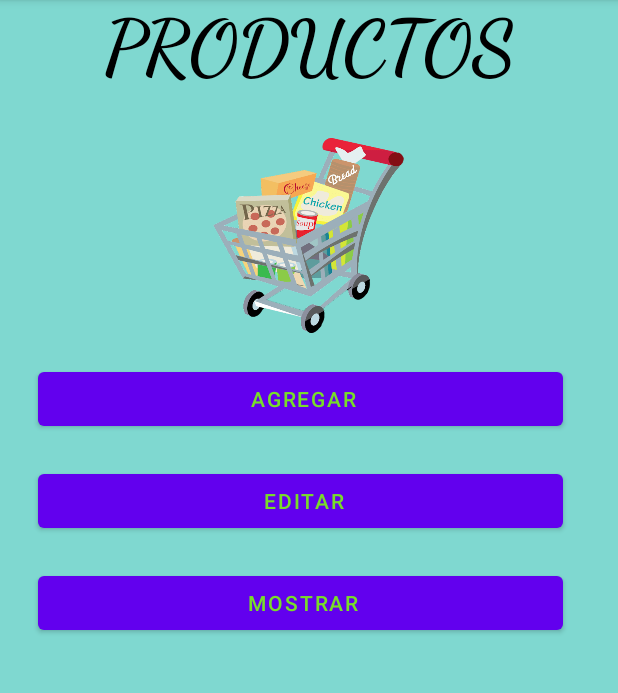
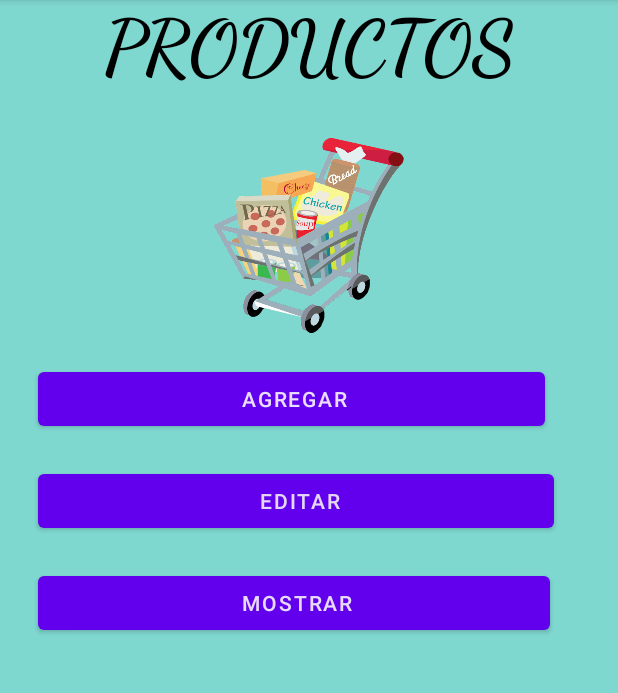
Before and after one commit to NoelSorianoC/proyectoDAUTE, an Android app: the fragment SlideshowFragment shown on its own in the app's theme, on a phone screen of 412 x 824 dp, the part 84-777 px from its top. Run offline under Robolectric (Android 15) with nearby library versions, the phone set to English and light mode, and no system bars.

Commit message:
update
productos

```diff
--- a/app/src/main/res/layout/fragment_slideshow.xml
+++ b/app/src/main/res/layout/fragment_slideshow.xml
@@ -31,34 +31,34 @@
 
     <Button
         android:id="@+id/agg"
-        android:layout_width="350dp"
+        android:layout_width="338dp"
         android:layout_height="wrap_content"
         android:layout_marginLeft="25dp"
         android:layout_marginTop="20dp"
         android:paddingLeft="20dp"
-        android:textColor="#DD7CFF0A"
-        android:text="AGREGAR" />
+        android:text="AGREGAR"
+        android:textColor="#DDFFFFFF" />
 
 
     <Button
         android:id="@+id/editar"
-        android:layout_width="350dp"
+        android:layout_width="344dp"
         android:layout_height="wrap_content"
         android:layout_marginLeft="25dp"
         android:layout_marginTop="20dp"
         android:paddingLeft="20dp"
-        android:textColor="#DD7CFF0A"
-        android:text="EDITAR" />
+        android:text="EDITAR"
+        android:textColor="#DDF8F8F8" />
 
     <Button
         android:id="@+id/mostrar"
-        android:layout_width="350dp"
+        android:layout_width="341dp"
         android:layout_height="wrap_content"
         android:layout_marginLeft="25dp"
         android:layout_marginTop="20dp"
         android:paddingLeft="20dp"
-        android:textColor="#DD7CFF0A"
-        android:text="MOSTRAR" />
+        android:text="MOSTRAR"
+        android:textColor="#DDFDFDFC" />
 
 
 
```
